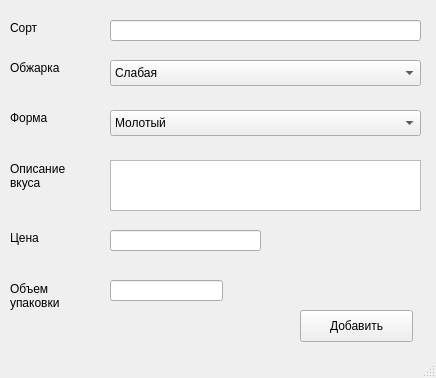
VND0/link_it_to_the_world, file addEditCoffeeForm.ui: the form before one commit.
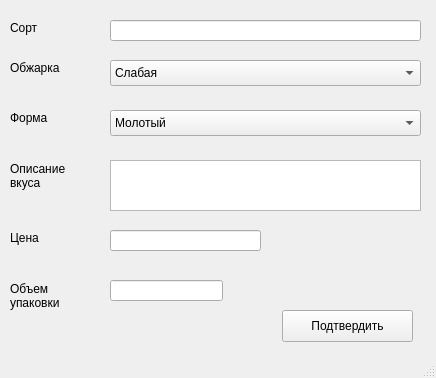
The form after the commit.

Commit message: Implemented editing existing rows. Changed ui.

```diff
--- a/addEditCoffeeForm.ui
+++ b/addEditCoffeeForm.ui
@@ -185,14 +185,14 @@
    <widget class="QPushButton" name="submit_btn">
     <property name="geometry">
      <rect>
-      <x>300</x>
+      <x>282</x>
       <y>310</y>
-      <width>113</width>
+      <width>131</width>
       <height>32</height>
      </rect>
     </property>
     <property name="text">
-     <string>Добавить</string>
+     <string>Подтвердить</string>
     </property>
    </widget>
   </widget>
```
Left out of the diff: 2 changed lines with no effect on the pictures. The commit also changes 3 other files.
